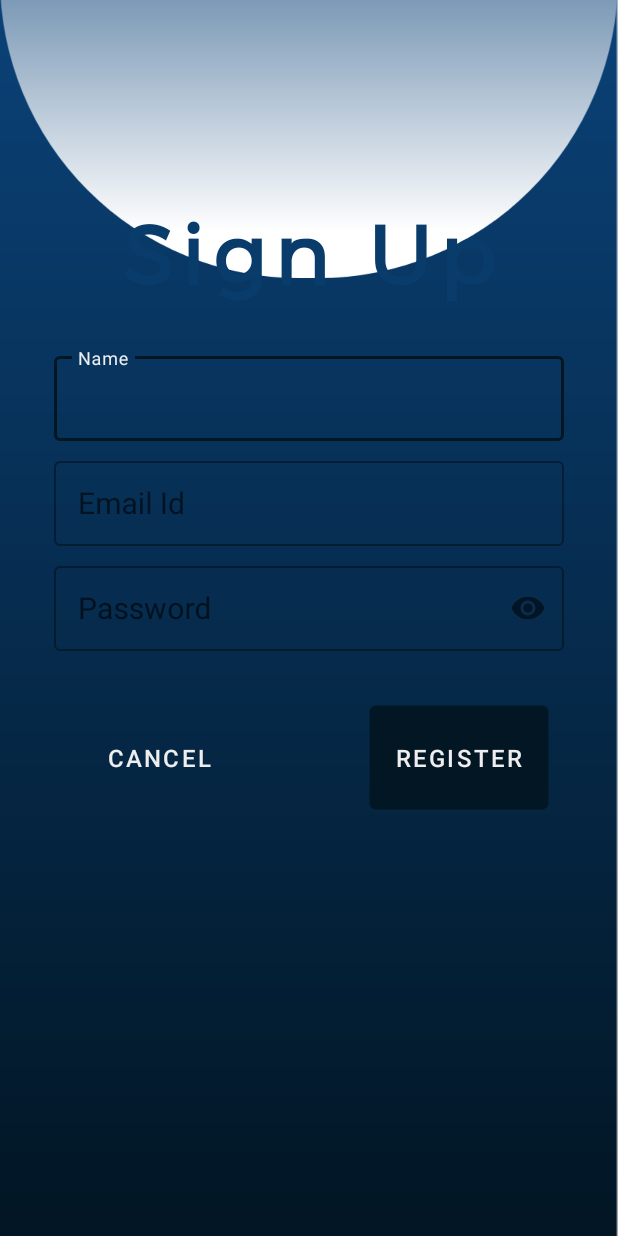
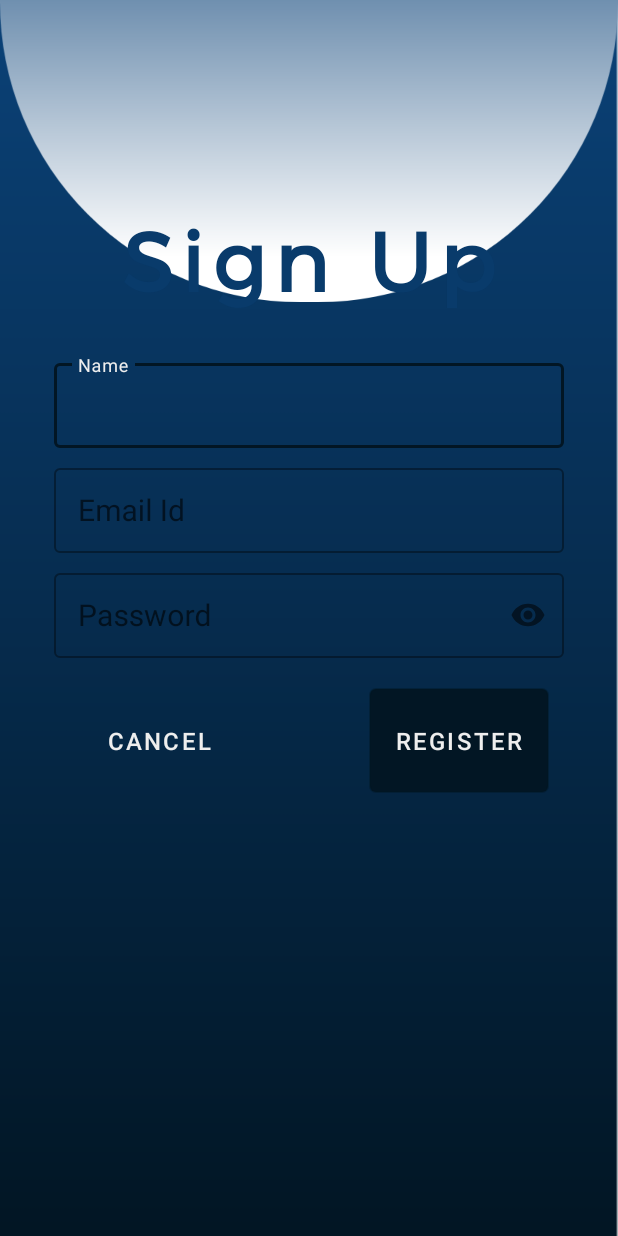
Before and after one commit to ibrahim-iqbal/voip_call, an Android app: the RegistrationActivity screen opened directly, with no data from a screen before it, on a phone screen of 412 x 824 dp. Run offline under Robolectric (Android 15) with nearby library versions, the phone set to English and light mode, and no system bars; our stand-ins replace Firebase (no records; nobody signed in at launch, a user with empty details on screens opened directly); Roboto replaces fonts that are not available here.

Commit message:
CHANGES IN THE LOGIN AND REGISTRATION UI

```diff
--- a/app/src/main/res/layout/activity_login.xml
+++ b/app/src/main/res/layout/activity_login.xml
@@ -11,11 +11,11 @@
         android:id="@+id/topcir"
         android:layout_width="match_parent"
         android:layout_height="597dp"
-        android:layout_marginBottom="482dp"
-        android:translationY="-100dp"
+        android:layout_marginBottom="404dp"
         android:src="@drawable/semicircle"
         app:layout_constraintBottom_toBottomOf="parent"
         app:layout_constraintEnd_toEndOf="parent"
+        app:layout_constraintHorizontal_bias="0.0"
         app:layout_constraintStart_toStartOf="parent" />
 
     <LinearLayout
--- a/app/src/main/res/layout/activity_registration.xml
+++ b/app/src/main/res/layout/activity_registration.xml
@@ -11,8 +11,7 @@
         android:id="@+id/topcir"
         android:layout_width="match_parent"
         android:layout_height="600dp"
-        android:layout_marginBottom="440dp"
-        android:translationY="-200dp"
+        android:layout_marginBottom="424dp"
         android:src="@drawable/semicircle"
         app:layout_constraintBottom_toBottomOf="parent"
         app:layout_constraintEnd_toEndOf="parent"
@@ -103,14 +102,11 @@
             style="@style/Widget.MaterialComponents.TextInputLayout.OutlinedBox"
             android:layout_width="match_parent"
             android:layout_height="70dp"
-            android:layout_marginBottom="32dp"
+            android:layout_marginBottom="16dp"
             android:padding="4dp"
             app:counterEnabled="true"
             app:counterMaxLength="6"
             app:hintTextColor="#eee"
-            app:layout_constraintBottom_toTopOf="@+id/gsign"
-            app:layout_constraintEnd_toEndOf="parent"
-            app:layout_constraintStart_toStartOf="parent"
             app:passwordToggleEnabled="true">
 
             <com.google.android.material.textfield.TextInputEditText
```
